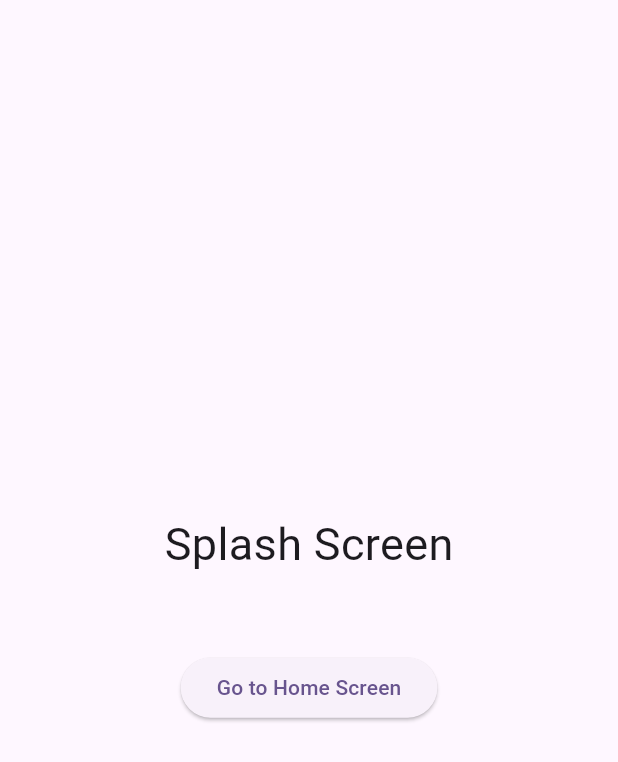
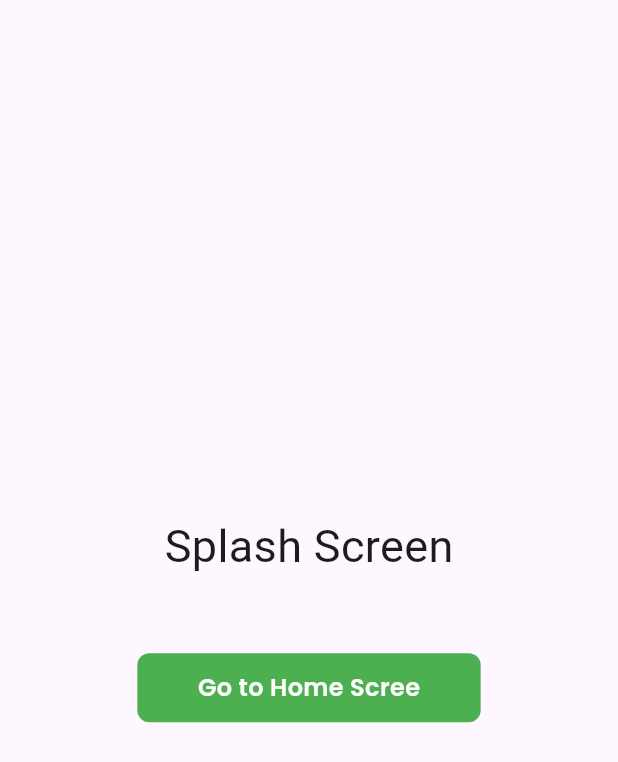
Before and after one commit to mehediFlutter/Flutter-Bloc-Journey, a Flutter app: the screen it shows after launch, on a phone screen of 412 x 824 dp. Shown: the top 762 px of the screen. Run offline on Flutter 3.47's test engine with Material 3 defaults, Android fonts, the phone set to English and light mode, and no system bars; our stand-ins replace flutter_screenutil, google_fonts.

Commit message:
Custom button Custom text

```diff
--- a/lib/cons/colors.dart
+++ b/lib/cons/colors.dart
@@ -3,4 +3,5 @@
 class AppColors{
   static Color white = Colors.white;
   static Color green = Colors.green;
+  static Color blue = Colors.blue;
 }
--- a/lib/main.dart
+++ b/lib/main.dart
@@ -1,8 +1,7 @@
 import 'package:flutter/material.dart';
 import 'package:flutter_bloc_journey/config/routes/routes.dart';
 import 'package:flutter_bloc_journey/config/routes/routes_name.dart';
-import 'package:flutter_bloc_journey/views/splash/splash_screen.dart';
-
+import 'package:flutter_screenutil/flutter_screenutil.dart';
 void main() {
   runApp(const MyApp());
 }
@@ -16,6 +15,12 @@ class MyApp extends StatelessWidget {
 
   @override
   Widget build(BuildContext context) {
+    return ScreenUtilInit(
+        designSize: const Size(360, 690),
+        minTextAdapt: true,
+        splitScreenMode: true,
+        // Use builder only if you need to use library outside ScreenUtilInit context
+        builder: (_ , child) {
         return MaterialApp(
           title: 'Flutter Demo',
           theme: ThemeData(
@@ -26,4 +31,6 @@ class MyApp extends StatelessWidget {
 
         );
       }
+    );
   }
+}
--- a/lib/views/splash/splash_screen.dart
+++ b/lib/views/splash/splash_screen.dart
@@ -1,6 +1,7 @@
 import 'package:flutter/material.dart';
 import 'package:flutter_bloc_journey/config/routes/routes_name.dart';
-import 'package:flutter_bloc_journey/views/home/home_screen.dart';
+import 'package:flutter_bloc_journey/views/widgets/custom_button.dart';
+import 'package:flutter_screenutil/flutter_screenutil.dart';
 
 class SplashScreen extends StatelessWidget {
   const SplashScreen({super.key});
@@ -13,11 +14,13 @@ class SplashScreen extends StatelessWidget {
         children: [
           Center(child: Text("Splash Screen", style: TextStyle(fontSize: 30))),
           SizedBox(height: 50),
-          ElevatedButton(
-            onPressed: () {
+
+          CustomButton(
+            width: 200.w,
+            title: 'Go to Home Scree',
+            onTap: () {
               Navigator.pushNamed(context, RoutesName.homeScreen);
             },
-            child: Text("Go to Home Screen"),
           ),
         ],
       ),
--- /dev/null
+++ b/lib/views/widgets/custom_button.dart
@@ -0,0 +1,47 @@
+import 'package:flutter/material.dart';
+import 'package:flutter_bloc_journey/cons/colors.dart';
+import 'package:flutter_bloc_journey/views/widgets/custom_text.dart';
+
+class CustomButton extends StatelessWidget {
+  final String title;
+  final FontWeight fontWeight;
+  final double fontSize;
+  final VoidCallback onTap;
+  final double height, width;
+  final Color textColor;
+
+  const CustomButton({
+    super.key,
+    required this.title,
+    required this.onTap,
+    this.height = 46,
+    this.width = double.infinity,
+    this.fontWeight = FontWeight.w600,
+    this.fontSize = 16,
+    this.textColor = Colors.white,
+  });
+
+  @override
+  Widget build(BuildContext context) {
+    return InkWell(
+      onTap: onTap,
+      child: Container(
+        padding: const EdgeInsets.symmetric(horizontal: 20),
+        height: height,
+        width: width,
+        decoration: BoxDecoration(
+          borderRadius: BorderRadius.circular(8),
+          color: AppColors.green,
+        ),
+        child: Center(
+          child: CustomText(
+            text: title,
+            textColor: textColor,
+            fontWeight: fontWeight,
+            fontSize: fontSize,
+          ),
+        ),
+      ),
+    );
+  }
+}
--- /dev/null
+++ b/lib/views/widgets/custom_text.dart
@@ -0,0 +1,45 @@
+import 'package:flutter/cupertino.dart';
+import 'package:google_fonts/google_fonts.dart';
+
+class CustomText extends StatelessWidget {
+  final String text;
+  final double fontSize;
+  final Color textColor;
+  final FontWeight fontWeight;
+  final double paddingLeft, paddingTop, paddingRight, paddingBottom;
+
+  const CustomText({
+    super.key,
+    required this.text,
+    this.textColor = const Color(0XFF0D8B3F),
+    this.fontSize = 12,
+    this.fontWeight = FontWeight.w500,
+    this.paddingLeft = 0,
+    this.paddingTop = 0,
+    this.paddingRight = 0,
+    this.paddingBottom = 0,
+  });
+
+  @override
+  Widget build(BuildContext context) {
+    return Padding(
+      padding: EdgeInsets.fromLTRB(
+        paddingLeft,
+        paddingTop,
+        paddingRight,
+        paddingBottom,
+      ),
+      child: Text(
+        text,
+        overflow: TextOverflow.ellipsis,
+        style: GoogleFonts.poppins(
+          color: textColor,
+          fontSize: fontSize,
+          fontWeight: fontWeight,
+
+
+        ),
+      ),
+    );
+  }
+}
--- a/pubspec.yaml
+++ b/pubspec.yaml
@@ -15,9 +15,12 @@ dependencies:
 
 
   cupertino_icons: ^1.0.8
+  flutter_screenutil: ^5.9.3
   http: ^1.5.0
   bloc: ^9.1.0
   flutter_bloc: ^9.1.1
+  google_fonts: ^6.3.2
+
 
 
 dev_dependencies:
```
Also changed, not shown: pubspec.lock, 1 other file. Lines whose indentation alone changed are shown as unchanged.
